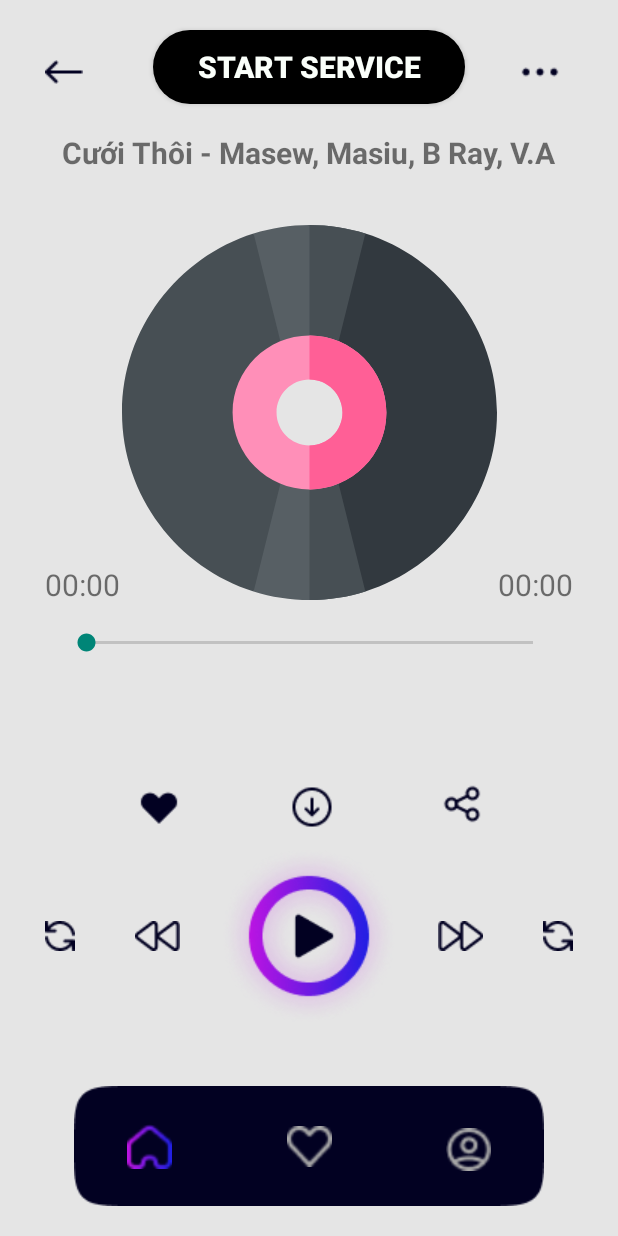
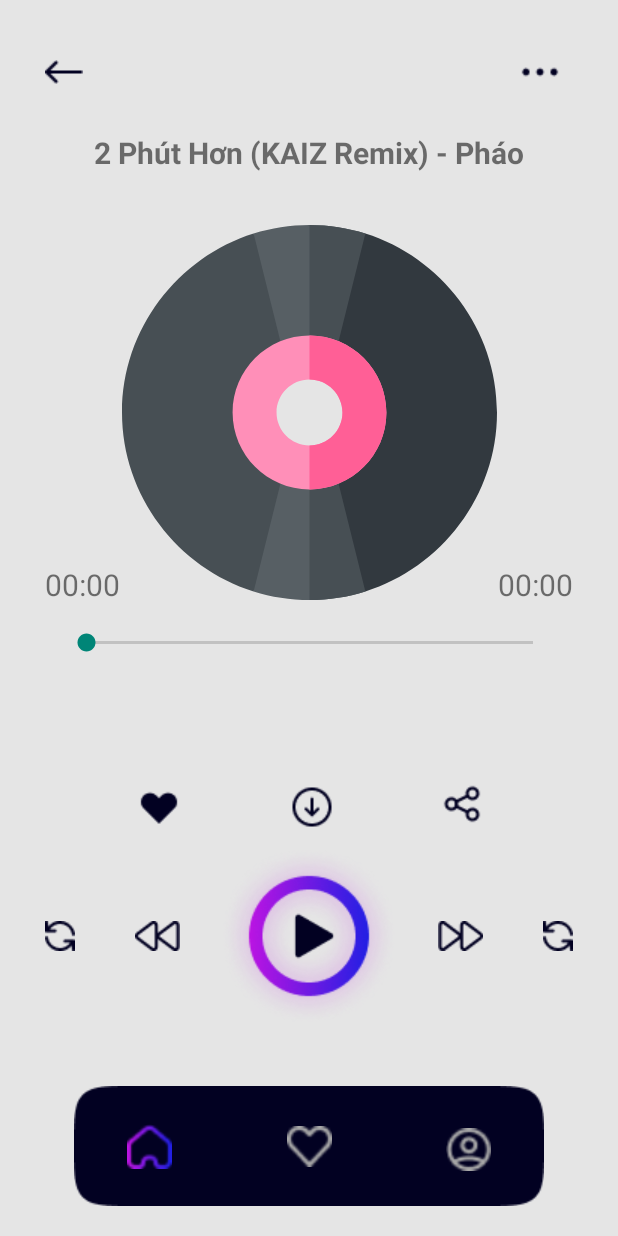
Before and after one commit to genzo322/app_music, an Android app: the screen it shows after launch (MainActivity), on a phone screen of 412 x 824 dp. Run offline under Robolectric (Android 15) with nearby library versions, the phone set to English and light mode, and no system bars.

Commit message:
bound_music

```diff
--- a/app/src/main/java/com/example/app_music/MainActivity.java
+++ b/app/src/main/java/com/example/app_music/MainActivity.java
@@ -17,19 +17,18 @@ import android.widget.Button;
 import android.widget.ImageView;
 import android.widget.SeekBar;
 import android.widget.TextView;
+import android.widget.Toast;
 
 import java.text.SimpleDateFormat;
 
 public class MainActivity extends AppCompatActivity {
 
     private boolean isServiceConnected;
-    ImageView imgplay, imgcd;
-    Button bt_start;
+    ImageView imgplay, imgcd, imgstop, imgback, imgnext;
     SeekBar sk_song;
-    TextView tv_timestart, tv_timeout, tv_title;
+    TextView tv_timestart, tv_timeout, tv_title, tv_title2;
     private Myservice myservice;
     Animation animation;
-
 
 
     private ServiceConnection serviceConnection = new ServiceConnection() {
@@ -38,8 +37,8 @@ public class MainActivity extends AppCompatActivity {
             Myservice.MyBinder myBinder = (Myservice.MyBinder) iBinder;
             myservice = myBinder.getMyService();
             isServiceConnected = true;
+            Time();
             TimeOut();
-            Time();
         }
 
         @Override
@@ -54,24 +53,19 @@ public class MainActivity extends AppCompatActivity {
         super.onCreate(savedInstanceState);
         setContentView(R.layout.activity_main);
 
+        tv_title2 = findViewById(R.id.tv_title2);
         tv_title = findViewById(R.id.tv_title);
         sk_song = findViewById(R.id.sk_bar);
         tv_timestart = findViewById(R.id.tv_timstart);
         tv_timeout = findViewById(R.id.tv_timeout);
         imgcd = findViewById(R.id.imgcd);
         imgplay = findViewById(R.id.imgplay);
-        bt_start = findViewById(R.id.btn_start);
+        imgstop = findViewById(R.id.imgStop);
+        imgback = findViewById(R.id.imgback);
+        imgnext = findViewById(R.id.imgnext);
 
         animation = AnimationUtils.loadAnimation(this, R.anim.disc_rotate);
 
-        bt_start.setOnClickListener(new View.OnClickListener() {
-            @Override
-            public void onClick(View v) {
-                onClickStartService();
-                imgcd.startAnimation(animation);
-
-            }
-        });
 
         sk_song.setOnSeekBarChangeListener(new SeekBar.OnSeekBarChangeListener() {
             @Override
@@ -90,46 +84,85 @@ public class MainActivity extends AppCompatActivity {
             }
         });
 
+        imgnext.setOnClickListener(new View.OnClickListener() {
+            @Override
+            public void onClick(View v) {
+                if (isServiceConnected)
+                    myservice.fastforward();
+                else{
+                    Toast.makeText(MainActivity.this, "Service chưa hoạt động", Toast.LENGTH_SHORT).show();
+                }
+            }
+        });
+
+        imgback.setOnClickListener(new View.OnClickListener() {
+            @Override
+            public void onClick(View v) {
+                if (isServiceConnected)
+                    myservice.backforward();
+                else{
+                    Toast.makeText(MainActivity.this, "Service chưa hoạt động", Toast.LENGTH_SHORT).show();
+                }
+            }
+
+        });
+
+        imgstop.setOnClickListener(new View.OnClickListener() {
+            @Override
+            public void onClick(View v) {
+                onClickStopService();
+            }
+        });
+
+        final Intent intent = new Intent(MainActivity.this, Myservice.class);
 
         imgplay.setOnClickListener(new View.OnClickListener() {
             @Override
             public void onClick(View v) {
-                if (myservice.isPlaying()){
+                if(isServiceConnected){
+                    if (myservice.isPlaying()) {
                         myservice.pauseMusic();
                         imgplay.setImageResource(R.drawable.play);
                         imgcd.clearAnimation();
-                }
-                else{
-                    myservice.resumeMusic();
+                        tv_title.setVisibility(View.GONE);
+                        tv_title2.setVisibility(View.VISIBLE);
+                    } else {
+                        myservice.playMusic();
                         imgplay.setImageResource(R.drawable.ic_pause);
                         imgcd.startAnimation(animation);
+                        tv_title2.setVisibility(View.GONE);
+                        tv_title.setVisibility(View.VISIBLE);
                     }
                     Time();
                     TimeOut();
+                }else {
+                    bindService(intent, serviceConnection, Context.BIND_AUTO_CREATE);
+                    imgplay.setImageResource(R.drawable.ic_pause);
+                    imgcd.startAnimation(animation);
+                    tv_title2.setVisibility(View.GONE);
+                    tv_title.setVisibility(View.VISIBLE);
                 }
+            }
+
         });
     }
-    private void onClickStartService() {
-        Intent intent = new Intent(this, Myservice.class);
-        Song song = new Song("Cricus - Remix", R.raw.cuoithoi);
-        Bundle bundle = new Bundle();
-        bundle.putSerializable("object_song", song);
-        intent.putExtras(bundle);
-        startService(intent);
-        bindService(intent, serviceConnection, Context.BIND_AUTO_CREATE);
-        imgplay.setImageResource(R.drawable.ic_pause);
-        imgplay.setVisibility(View.VISIBLE);
-        tv_title.setVisibility(View.VISIBLE);
-        bt_start.setVisibility(View.GONE);
+
+    private void onClickStopService() {
+       if (myservice.isPlaying()){
+           unbindService(serviceConnection);
+           isServiceConnected = false;
+           imgplay.setImageResource(R.drawable.play);
+           imgcd.clearAnimation();
+           tv_title2.setVisibility(View.GONE);
+           tv_title.setVisibility(View.GONE);
+       }else{
+           unbindService(serviceConnection);
+           isServiceConnected = false;
        }
 
-    private void TimeOut(){
-        SimpleDateFormat format = new SimpleDateFormat("mm:ss");
-        tv_timeout.setText(format.format(myservice.getMediaPlayer().getDuration()));
-        sk_song.setMax(myservice.getMediaPlayer().getDuration());
     }
 
-    private void Time(){
+    private void Time() {
         Handler handler = new Handler();
         handler.postDelayed(new Runnable() {
             @Override
@@ -142,8 +175,6 @@ public class MainActivity extends AppCompatActivity {
                     public void onCompletion(MediaPlayer mp) {
                         imgcd.clearAnimation();
                         imgplay.setImageResource(R.drawable.play);
-                        bt_start.setVisibility(View.VISIBLE);
-                        tv_title.setVisibility(View.GONE);
                         Time();
                         TimeOut();
                     }
@@ -153,4 +184,11 @@ public class MainActivity extends AppCompatActivity {
         }, 100);
     }
 
+    private void TimeOut() {
+        SimpleDateFormat format = new SimpleDateFormat("mm:ss");
+        tv_timeout.setText(format.format(myservice.getMediaPlayer().getDuration()));
+        sk_song.setMax(myservice.getMediaPlayer().getDuration());
     }
+
+
+}
--- a/app/src/main/res/layout/activity_main.xml
+++ b/app/src/main/res/layout/activity_main.xml
@@ -16,10 +16,10 @@
         android:text="00:00"
         android:textSize="20dp"
         app:layout_constraintStart_toStartOf="parent"
-        app:layout_constraintTop_toBottomOf="@+id/imageView" />
+        app:layout_constraintTop_toBottomOf="@+id/imgStop" />
 
     <ImageView
-        android:id="@+id/imageView"
+        android:id="@+id/imgStop"
         android:layout_width="wrap_content"
         android:layout_height="wrap_content"
         android:layout_marginStart="30dp"
@@ -101,7 +101,7 @@
         app:srcCompat="@drawable/replay" />
 
     <ImageView
-        android:id="@+id/imageView9"
+        android:id="@+id/imgback"
         android:layout_width="wrap_content"
         android:layout_height="wrap_content"
         android:layout_marginStart="40dp"
@@ -111,7 +111,7 @@
         app:srcCompat="@drawable/back" />
 
     <ImageView
-        android:id="@+id/imageView10"
+        android:id="@+id/imgnext"
         android:layout_width="wrap_content"
         android:layout_height="wrap_content"
         android:layout_marginEnd="40dp"
@@ -126,8 +126,8 @@
         android:layout_height="wrap_content"
         android:layout_marginBottom="40dp"
         app:layout_constraintBottom_toTopOf="@+id/imageView3"
-        app:layout_constraintEnd_toStartOf="@+id/imageView10"
-        app:layout_constraintStart_toEndOf="@+id/imageView9"
+        app:layout_constraintEnd_toStartOf="@+id/imgnext"
+        app:layout_constraintStart_toEndOf="@+id/imgback"
         app:srcCompat="@drawable/play" />
 
     <ImageView
@@ -136,7 +136,7 @@
         android:layout_height="wrap_content"
         android:layout_marginStart="90dp"
         android:layout_marginBottom="60dp"
-        app:layout_constraintBottom_toTopOf="@+id/imageView9"
+        app:layout_constraintBottom_toTopOf="@+id/imgback"
         app:layout_constraintStart_toStartOf="parent"
         app:srcCompat="@drawable/like" />
 
@@ -173,7 +173,7 @@
         android:layout_width="wrap_content"
         android:layout_height="wrap_content"
         android:layout_marginTop="88dp"
-        android:text="Cưới Thôi - Masew, Masiu, B Ray, V.A"
+        android:text="2 Phút Hơn (KAIZ Remix) - Pháo"
         android:textSize="20dp"
         android:textStyle="bold"
         app:layout_constraintEnd_toEndOf="parent"
@@ -189,7 +189,7 @@
         android:text="00:00"
         android:textSize="20dp"
         app:layout_constraintEnd_toEndOf="parent"
-        app:layout_constraintTop_toBottomOf="@+id/imageView" />
+        app:layout_constraintTop_toBottomOf="@+id/imgStop" />
 
     <SeekBar
         android:id="@+id/sk_bar"
@@ -209,22 +209,24 @@
         android:textAlignment="center"
         android:textColor="#3949AB"
         android:textSize="25dp"
+        android:visibility="gone"
         app:layout_constraintEnd_toEndOf="parent"
         app:layout_constraintStart_toStartOf="parent"
         app:layout_constraintTop_toTopOf="parent" />
 
-    <Button
-        android:id="@+id/btn_start"
-        android:layout_width="208dp"
-        android:layout_height="49dp"
-        android:layout_marginTop="20dp"
-        android:background="@drawable/button_service"
-        android:text="Start Service"
+    <TextView
+        android:id="@+id/tv_title2"
+        android:layout_width="wrap_content"
+        android:layout_height="wrap_content"
+        android:layout_marginTop="30dp"
+        android:text="Tạm dừng"
         android:textAlignment="center"
-        android:textColor="#FAFFFA"
-        android:textSize="20sp"
-        android:textStyle="bold"
+        android:textColor="#3949AB"
+        android:textSize="25dp"
+        android:visibility="gone"
         app:layout_constraintEnd_toEndOf="parent"
         app:layout_constraintStart_toStartOf="parent"
         app:layout_constraintTop_toTopOf="parent" />
+
+
 </androidx.constraintlayout.widget.ConstraintLayout>
```
Also changed, not shown: app/src/main/java/com/example/app_music/Myservice.java (+17 -44 lines), 1 other file. Lines whose indentation alone changed are shown as unchanged.
